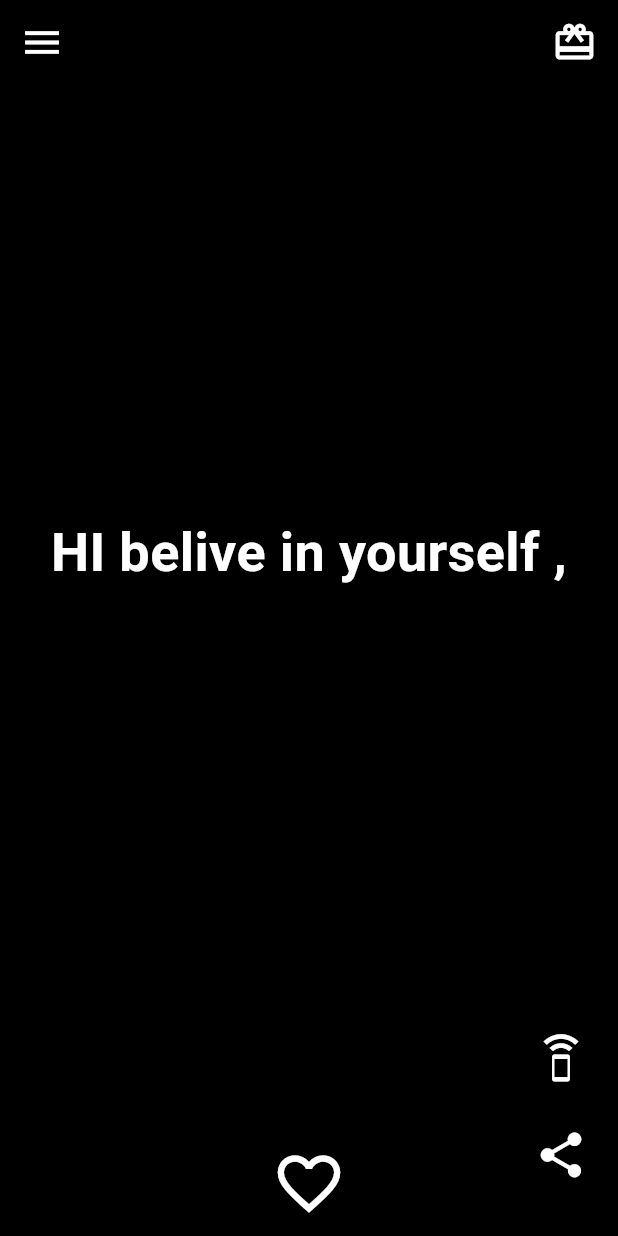
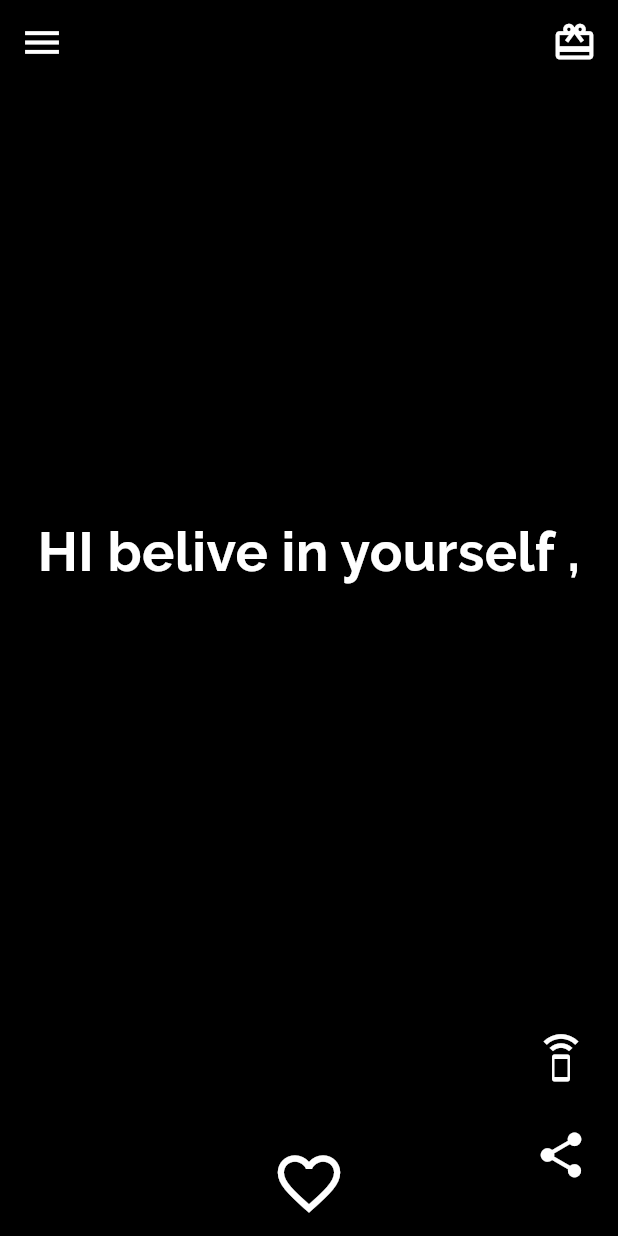
Before and after one commit to mehar8877/echo_vibes, a Flutter app: the screen it shows after launch, on a phone screen of 412 x 824 dp. Run offline on Flutter 3.47's test engine with Material 3 defaults, Android fonts, the light colour scheme and no system bars; our stand-ins replace flutter_tts, google_fonts, share_plus.

Commit message:
something is fishy

```diff
--- a/lib/screens/home_screen.dart
+++ b/lib/screens/home_screen.dart
@@ -24,7 +24,6 @@ class _HomeScreenState extends State<HomeScreen> {
     'It always seems impossible until it’s done',
     'The only way to do great work is to love what you do',
     '"Don\'t watch the clock; do what it does. Keep going'
-
   ];
   //int count = 0, bc = 0;
   @override
@@ -48,7 +47,6 @@ class _HomeScreenState extends State<HomeScreen> {
 
   @override
   Widget build(BuildContext context) {
-    Random random = Random();
     final double totalHeight = MediaQuery.of(context).size.height;
     final double totalWidth = MediaQuery.of(context).size.width;
     final colorProvider = Provider.of<ColorProvider>(context);
@@ -78,11 +76,10 @@ class _HomeScreenState extends State<HomeScreen> {
         ],
       ),
       body: PageView.builder(
-          controller: _pageController,
+          //controller: _pageController,
           itemCount: screens.length,
           scrollDirection: Axis.vertical,
           onPageChanged: (index) {
-            // Generate new random gradient on page change
             colorProvider.generateRandomGradient();
           },
           itemBuilder: (context, index) {
@@ -101,8 +98,7 @@ class _HomeScreenState extends State<HomeScreen> {
                       gradient: LinearGradient(
                         begin: Alignment.topCenter,
                         end: Alignment.bottomCenter,
-                        colors: colorProvider
-                            .currentGradient, // Use current gradient
+                        colors: colorProvider.currentGradient,
                       ),
                     ),
                   ),
@@ -113,7 +109,7 @@ class _HomeScreenState extends State<HomeScreen> {
                           vertical: 0, horizontal: 8),
                       child: Text(
                         screens[index],
-                        style: TextStyle(
+                        style: GoogleFonts.raleway(
                             fontSize: 36,
                             fontWeight: FontWeight.bold,
                             color: Colors.white),
```
